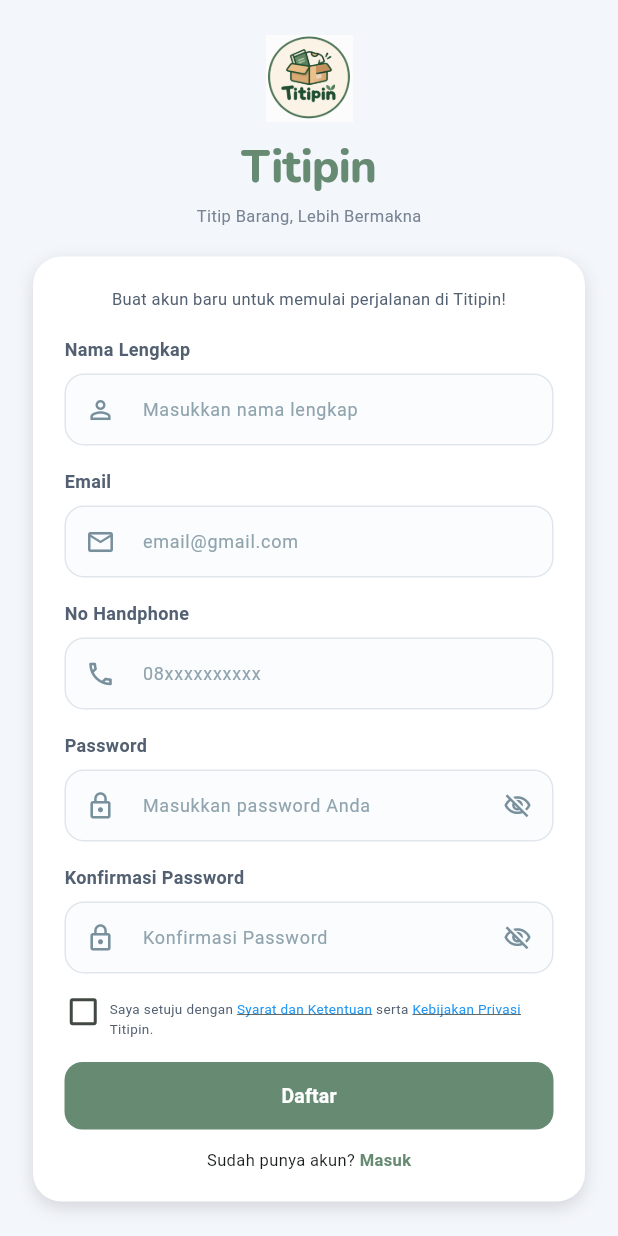
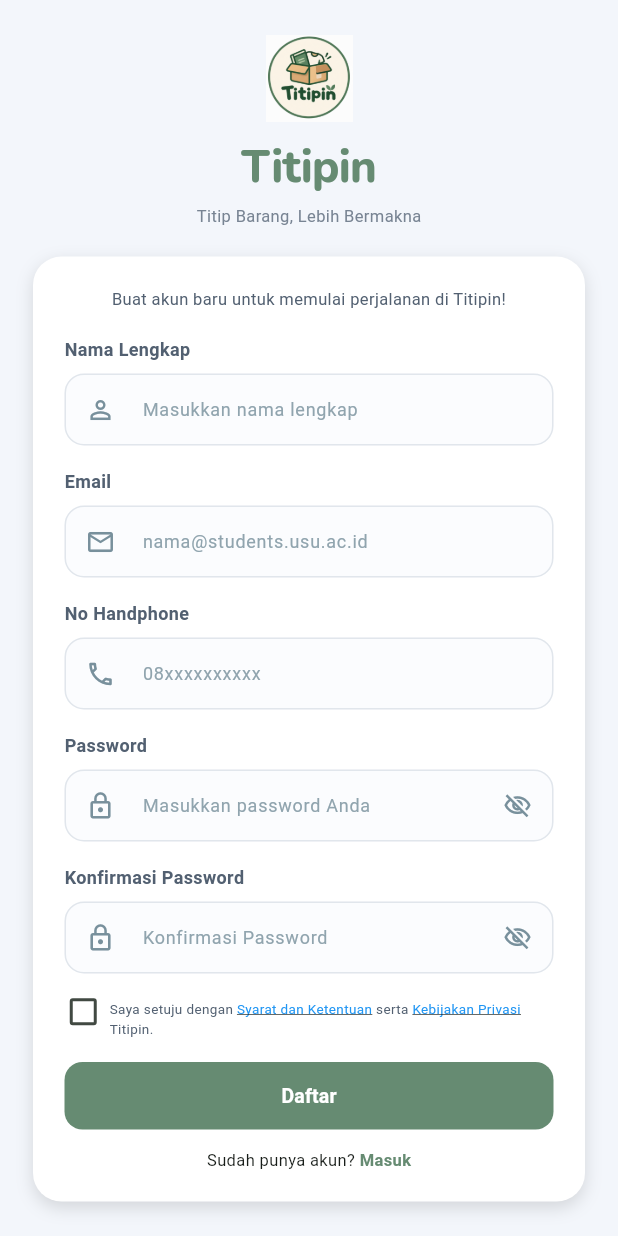
Before and after one commit to feliceyovita/TITIPIN, a Flutter app: the screen it shows after launch, after a tap on "Masuk", after a tap on "Daftar Sekarang", on a phone screen of 412 x 824 dp. Run offline on Flutter 3.47's test engine with Material 3 defaults, Android fonts, the phone set to English and light mode, and no system bars; our stand-ins replace firebase_auth, firebase_core, google_fonts; accounts and stored records are empty.

Commit message:
mengintegrasikan login dan registrasi ke backend

```diff
--- /dev/null
+++ b/lib/features/auth/data/firebase_auth_service.dart
@@ -0,0 +1,166 @@
+import 'package:firebase_auth/firebase_auth.dart';
+
+/// Kesalahan alur autentikasi yang dapat ditampilkan ke pengguna.
+class TitipinAuthException implements Exception {
+  const TitipinAuthException(this.message);
+
+  final String message;
+
+  @override
+  String toString() => message;
+}
+
+class FirebaseAuthService {
+  FirebaseAuthService._();
+
+  static final FirebaseAuthService instance = FirebaseAuthService._();
+
+  final FirebaseAuth _auth = FirebaseAuth.instance;
+
+  /// Mengizinkan alamat mahasiswa USU dan domain utama USU.
+  /// Jika Titipin khusus mahasiswa, hapus domain @usu.ac.id sesuai kebijakan tim.
+  static bool isUsuEmail(String email) {
+    final clean = email.trim().toLowerCase();
+    final parts = clean.split('@');
+    if (parts.length != 2 || parts.first.isEmpty) return false;
+    if (!RegExp(r'^[a-z0-9._%+\-]+$').hasMatch(parts.first)) return false;
+    return const {'students.usu.ac.id', 'usu.ac.id'}.contains(parts.last);
+  }
+
+  static String? validateUsuEmail(String? email) {
+    if (email == null || email.trim().isEmpty) return 'Email harus diisi';
+    if (!isUsuEmail(email)) {
+      return 'Gunakan email resmi USU (@students.usu.ac.id atau @usu.ac.id)';
+    }
+    return null;
+  }
+
+  Future<void> register({
+    required String name,
+    required String email,
+    required String password,
+  }) async {
+    if (!isUsuEmail(email)) {
+      throw const TitipinAuthException('Gunakan alamat email resmi USU.');
+    }
+
+    final result = await _auth.createUserWithEmailAndPassword(
+      email: email.trim().toLowerCase(),
+      password: password,
+    );
+    final user = result.user;
+    if (user == null) {
+      await _auth.signOut();
+      throw const TitipinAuthException('Akun belum berhasil dibuat. Coba lagi.');
+    }
+
+    try {
+      await user.updateDisplayName(name.trim());
+      await user.sendEmailVerification();
+    } on FirebaseException {
+      throw const TitipinAuthException(
+        'Akun sudah dibuat, tetapi email verifikasi belum terkirim. '
+            'Coba masuk lagi setelah memeriksa email, atau hubungi pengelola Titipin.',
+      );
+    } finally {
+      // Akun belum boleh masuk ke katalog sampai email diverifikasi.
+      await _auth.signOut();
+    }
+  }
+
+  Future<void> login({
+    required String email,
+    required String password,
+  }) async {
+    if (!isUsuEmail(email)) {
+      throw const TitipinAuthException('Gunakan alamat email resmi USU.');
+    }
+
+    final result = await _auth.signInWithEmailAndPassword(
+      email: email.trim().toLowerCase(),
+      password: password,
+    );
+    final user = result.user;
+    if (user == null) {
+      await _auth.signOut();
+      throw const TitipinAuthException('Gagal membaca informasi akun.');
+    }
+
+    try {
+      // Memperbarui status emailVerified setelah pengguna mengklik tautan email.
+      await user.reload();
+    } on FirebaseException {
+      await _auth.signOut();
+      rethrow;
+    }
+
+    if (_auth.currentUser?.emailVerified != true) {
+      await _auth.signOut();
+      throw const TitipinAuthException(
+        'Email belum diverifikasi. Klik tautan verifikasi dari Firebase '
+            'di kotak masuk atau spam, lalu coba login kembali.',
+      );
+    }
+  }
+
+  /// Firebase Auth menyimpan sesi di Android; reload menyegarkan status verifikasi.
+  Future<bool> hasVerifiedSession() async {
+    final user = await _auth.authStateChanges().first;
+    if (user == null) return false;
+    if (!isUsuEmail(user.email ?? '')) {
+      await _auth.signOut();
+      return false;
+    }
+
+    try {
+      await user.reload();
+    } on FirebaseAuthException catch (error) {
+      if (error.code == 'user-disabled' || error.code == 'user-not-found') {
+        await _auth.signOut();
+        return false;
+      }
+      // Jika tidak ada jaringan, pertahankan sesi yang sudah pernah terverifikasi.
+      return user.emailVerified;
+    } on FirebaseException {
+      return user.emailVerified;
+    }
+
+    final refreshed = _auth.currentUser;
+    if (refreshed == null ||
+        !refreshed.emailVerified ||
+        !isUsuEmail(refreshed.email ?? '')) {
+      await _auth.signOut();
+      return false;
+    }
+    return true;
+  }
+
+  Future<void> logout() => _auth.signOut();
+
+  static String messageFor(Object error) {
+    if (error is TitipinAuthException) return error.message;
+    if (error is FirebaseAuthException) {
+      switch (error.code) {
+        case 'email-already-in-use':
+          return 'Email sudah terdaftar. Silakan masuk.';
+        case 'invalid-email':
+          return 'Format email tidak valid.';
+        case 'weak-password':
+          return 'Password terlalu lemah. Gunakan password yang lebih kuat.';
+        case 'invalid-credential':
+        case 'wrong-password':
+        case 'user-not-found':
+          return 'Email atau password salah.';
+        case 'too-many-requests':
+          return 'Terlalu banyak percobaan. Coba lagi nanti.';
+        case 'network-request-failed':
+          return 'Tidak dapat terhubung. Periksa internet HP.';
+        case 'user-disabled':
+          return 'Akun ini dinonaktifkan. Hubungi pengelola.';
+        default:
+          return 'Autentikasi gagal (${error.code}). Coba lagi.';
+      }
+    }
+    return 'Terjadi kesalahan. Coba lagi.';
+  }
+}
--- a/lib/features/auth/register_login/login_screen.dart
+++ b/lib/features/auth/register_login/login_screen.dart
@@ -3,6 +3,7 @@ import 'package:flutter/material.dart';
 import 'package:titipin/core/theme/app_theme.dart';
 import '../widgets/widgets.dart';
 import 'register_screen.dart';
+import '../data/firebase_auth_service.dart';
 import '../catalog/catalog_screen.dart';
 
 class LoginScreen extends StatefulWidget {
@@ -18,6 +19,7 @@ class _LoginScreenState extends State<LoginScreen> {
   final _passwordController = TextEditingController();
 
   bool _obscurePassword = true;
+  bool _isLoading = false;
 
   @override
   void dispose() {
@@ -28,13 +30,28 @@ class _LoginScreenState extends State<LoginScreen> {
 
 
 
-  void _login() {
-    if (_formKey.currentState!.validate()) {
+  Future<void> _login() async {
+    if (_isLoading || !_formKey.currentState!.validate()) return;
+
+    setState(() => _isLoading = true);
+    try {
+      await FirebaseAuthService.instance.login(
+        email: _emailController.text,
+        password: _passwordController.text,
+      );
+      if (!mounted) return;
       Navigator.of(context).pushReplacement(
-        MaterialPageRoute(
-          builder: (context) => const CatalogScreen(),
+        MaterialPageRoute<void>(
+          builder: (_) => const CatalogScreen(),
         ),
       );
+    } catch (error) {
+      if (!mounted) return;
+      ScaffoldMessenger.of(context).showSnackBar(
+        SnackBar(content: Text(FirebaseAuthService.messageFor(error))),
+      );
+    } finally {
+      if (mounted) setState(() => _isLoading = false);
     }
   }
 
@@ -102,19 +119,10 @@ class _LoginScreenState extends State<LoginScreen> {
                             keyboardType: TextInputType.emailAddress,
                             style: const TextStyle(fontSize: 12),
                             decoration: AuthWidgets.input(
-                              hint: 'email@gmail.com',
+                              hint: 'nama@students.usu.ac.id',
                               icon: Icons.mail_outline,
                             ),
-                            validator: (value) {
-                              if (value == null || value.trim().isEmpty) {
-                                return 'Email harus diisi';
-                              }
-                              if (!value.contains('@') ||
-                                  !value.contains('.')) {
-                                return 'Masukkan email yang valid';
-                              }
-                              return null;
-                            },
+                            validator: FirebaseAuthService.validateUsuEmail,
                           ),
                           const SizedBox(height: 20),
 
@@ -164,10 +172,13 @@ class _LoginScreenState extends State<LoginScreen> {
 
                           const SizedBox(height: 5),
 
-                          AuthWidgets.primaryButton(
-                            text: 'Masuk',
-                            onPressed: _login,
-                          ),
+                          if (_isLoading)
+                            const Center(child: CircularProgressIndicator())
+                          else
+                            AuthWidgets.primaryButton(
+                              text: 'Masuk',
+                              onPressed: _login,
+                            ),
 
                           const SizedBox(height: 19),
 
--- a/lib/features/auth/register_login/register_screen.dart
+++ b/lib/features/auth/register_login/register_screen.dart
@@ -2,6 +2,7 @@
 import 'package:flutter/material.dart';
 import 'package:titipin/core/theme/app_theme.dart';
 import '../widgets/widgets.dart';
+import '../data/firebase_auth_service.dart';
 
 class RegisterScreen extends StatefulWidget {
   const RegisterScreen({super.key});
@@ -22,6 +23,7 @@ class _RegisterScreenState extends State<RegisterScreen> {
   bool _obscurePassword = true;
   bool _obscureConfirmPassword = true;
   bool _acceptedTerms = false;
+  bool _isLoading = false;
 
   @override
   void dispose() {
@@ -33,25 +35,40 @@ class _RegisterScreenState extends State<RegisterScreen> {
     super.dispose();
   }
 
-  void _register() {
-    if (!_formKey.currentState!.validate()) return;
+  Future<void> _register() async {
+    if (_isLoading || !_formKey.currentState!.validate()) return;
 
     if (!_acceptedTerms) {
       ScaffoldMessenger.of(context).showSnackBar(
         const SnackBar(
-          content: Text(
-            'Silakan setujui Syarat dan Ketentuan terlebih dahulu.',
-          ),
+          content: Text('Setujui Syarat dan Ketentuan terlebih dahulu.'),
         ),
       );
       return;
     }
 
+    setState(() => _isLoading = true);
+    try {
+      await FirebaseAuthService.instance.register(
+        name: _nameController.text,
+        email: _emailController.text,
+        password: _passwordController.text,
+      );
+      if (!mounted) return;
       ScaffoldMessenger.of(context).showSnackBar(
         const SnackBar(
-        content: Text('Data registrasi berhasil divalidasi.'),
+          content: Text('Akun dibuat. Periksa email USU untuk verifikasi, lalu login.'),
         ),
       );
+      Navigator.of(context).pop();
+    } catch (error) {
+      if (!mounted) return;
+      ScaffoldMessenger.of(context).showSnackBar(
+        SnackBar(content: Text(FirebaseAuthService.messageFor(error))),
+      );
+    } finally {
+      if (mounted) setState(() => _isLoading = false);
+    }
   }
 
   @override
@@ -115,19 +132,10 @@ class _RegisterScreenState extends State<RegisterScreen> {
                             keyboardType: TextInputType.emailAddress,
                             style: const TextStyle(fontSize: 12),
                             decoration: AuthWidgets.input(
-                              hint: 'email@gmail.com',
+                              hint: 'nama@students.usu.ac.id',
                               icon: Icons.email_outlined,
                             ),
-                            validator: (value) {
-                              if (value == null || value.trim().isEmpty) {
-                                return 'Email harus diisi';
-                              }
-                              if (!value.contains('@') ||
-                                  !value.contains('.')) {
-                                return 'Masukkan email yang valid';
-                              }
-                              return null;
-                            },
+                            validator: FirebaseAuthService.validateUsuEmail,
                           ),
                           const SizedBox(height: 15),
 
@@ -256,6 +264,9 @@ class _RegisterScreenState extends State<RegisterScreen> {
 
                           const SizedBox(height: 16),
 
+                          if (_isLoading)
+                            const Center(child: CircularProgressIndicator())
+                          else
                             AuthWidgets.primaryButton(
                               text: 'Daftar',
                               onPressed: _register,
--- a/lib/features/splash/presentation/splash_screen.dart
+++ b/lib/features/splash/presentation/splash_screen.dart
@@ -3,6 +3,8 @@ import 'dart:math' as math;
 
 import 'package:flutter/material.dart';
 import '../../auth/register_login/login_screen.dart';
+import '../../auth/catalog/catalog_screen.dart';
+import '../../auth/data/firebase_auth_service.dart';
 
 class SplashScreen extends StatefulWidget {
   const SplashScreen({super.key});
@@ -25,15 +27,20 @@ class _SplashScreenState extends State<SplashScreen> {
   }
 
   Future<void> _navigateToLogin() async {
-    // Navigasi sementara.
-    // Nantinya diganti pemeriksaan sesi Firebase Auth.
     await Future<void>.delayed(_splashDuration);
-
+    bool verifiedSession = false;
+    try {
+      verifiedSession = await FirebaseAuthService.instance.hasVerifiedSession();
+    } catch (_) {
+      // Jika sesi tidak dapat diperiksa, tampilkan login, bukan katalog.
+    }
     if (!mounted) return;
 
     Navigator.of(context).pushReplacement(
       MaterialPageRoute<void>(
-        builder: (_) => const LoginScreen(),
+        builder: (_) => verifiedSession
+            ? const CatalogScreen()
+            : const LoginScreen(),
       ),
     );
   }
```
Also changed, not shown: lib/features/auth/catalog/catalog_screen.dart (+17 -1 lines), 1 other file. Lines whose indentation alone changed are shown as unchanged.
